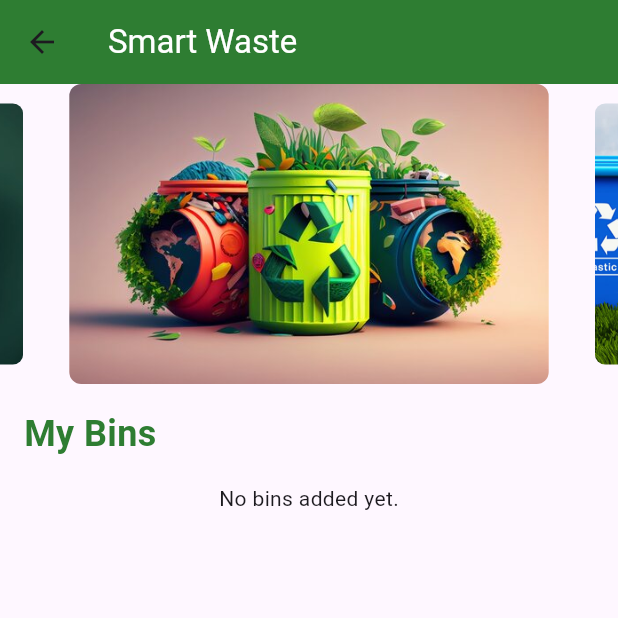
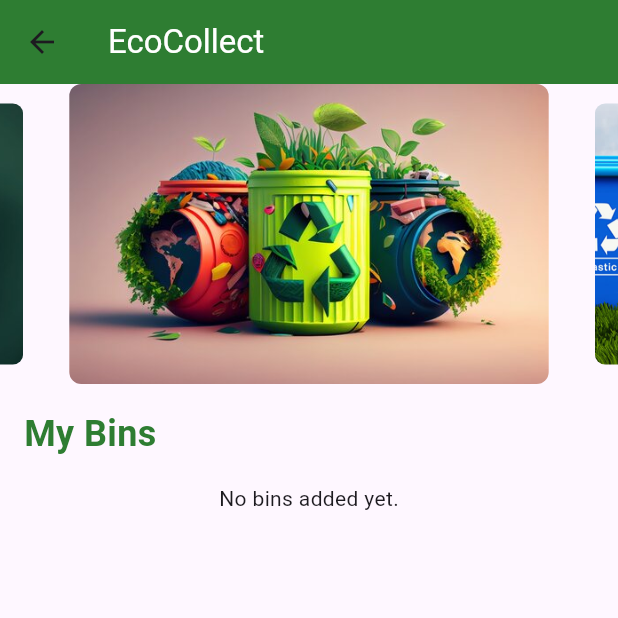
Before and after one commit to PramodLakmal/smart_waste_management_system, a Flutter app: the UserHomeScreen screen opened by its route, on a phone screen of 412 x 824 dp, the top half of it. Run offline on Flutter 3.47's test engine with Material 3 defaults, Android fonts, the phone set to English and light mode, and no system bars; drawn by our look-alikes of carousel_slider; our stand-ins replace cloud_firestore, firebase_auth, firebase_core, firebase_storage, flutter_animate, google_fonts and 3 more; accounts and stored records are empty.

Commit message:
made some ui changes

```diff
--- a/lib/main.dart
+++ b/lib/main.dart
@@ -41,7 +41,7 @@ class MyApp extends StatelessWidget {
   Widget build(BuildContext context) {
     return MaterialApp(
       debugShowCheckedModeBanner: false,
-      title: 'Smart Waste Management',
+      title: 'EcoCollect',
       theme: ThemeData(
         primarySwatch: Colors.green,
       ),
--- a/lib/models/bin_model.dart
+++ b/lib/models/bin_model.dart
@@ -1,56 +1,65 @@
 import 'package:cloud_firestore/cloud_firestore.dart';
 
 class Bin {
-  String id;
-  String type;  // e.g., "Electrical", "Plastic", "Organic"
-  String nickname;
-  double weight;
-  String imageUrl;  // Firebase Storage URL for bin image
-  double filledPercentage;
-  String description;
-  bool isConfirmed;  // Admin confirmation status
+  String binId;  // Firestore document ID
   String userId;  // ID of the user who added the bin
+  String type;  // e.g., "Electrical Waste", "Plastic Waste", "Organic Waste"
+  String nickname;  // Bin nickname
+  String description;  // Bin description (optional)
+  double weight;  // Weight of the bin in kg
+  String? imageUrl;  // URL for the bin image (nullable)
+  double filledPercentage;  // Percentage of the bin that's filled (default 0)
+  DateTime createdAt;  // Timestamp for when the bin was created
+  bool isConfirmed;  // Admin confirmation status (default false)
+  bool collectionRequestSent;  // Collection request status (default false)
 
   Bin({
-    required this.id,
+    required this.binId,
+    required this.userId,
     required this.type,
     required this.nickname,
+    required this.description,
     required this.weight,
-    required this.imageUrl,
+    this.imageUrl,
     required this.filledPercentage,
-    required this.description,
+    required this.createdAt,
     required this.isConfirmed,
-    required this.userId,
+    required this.collectionRequestSent,
   });
 
   // Convert a Bin to a map to send it to Firestore
   Map<String, dynamic> toMap() {
     return {
-      'id': id,
+      'binId': binId,
+      'userId': userId,
       'type': type,
       'nickname': nickname,
+      'description': description,
       'weight': weight,
       'imageUrl': imageUrl,
       'filledPercentage': filledPercentage,
-      'description': description,
-      'isConfirmed': isConfirmed,
-      'userId': userId,
+      'createdAt': Timestamp.fromDate(createdAt),  // Firestore compatible timestamp
+      'confirmed': isConfirmed,
+      'collectionRequestSent': collectionRequestSent,
     };
   }
 
   // Create a Bin object from a Firestore document
   factory Bin.fromDocument(DocumentSnapshot doc) {
-    Map data = doc.data() as Map<String, dynamic>;
+    Map<String, dynamic> data = doc.data() as Map<String, dynamic>;
+
     return Bin(
-      id: doc.id,
+      binId: data['binId'],
+      userId: data['userId'],
       type: data['type'],
       nickname: data['nickname'],
-      weight: data['weight'],
+      description: data['description'],
+      weight: (data['weight'] as num).toDouble(),  // Ensures double type
       imageUrl: data['imageUrl'],
-      filledPercentage: data['filledPercentage'],
-      description: data['description'],
-      isConfirmed: data['isConfirmed'],
-      userId: data['userId'],
+      filledPercentage: (data['filledPercentage'] as num).toDouble(),
+      createdAt: (data['createdAt'] as Timestamp).toDate(),
+      isConfirmed: data['confirmed'] as bool,
+      collectionRequestSent: data['collectionRequestSent'] as bool,
     );
   }
 }
--- a/lib/screens/auth/login_screen.dart
+++ b/lib/screens/auth/login_screen.dart
@@ -56,7 +56,7 @@ class _LoginScreenState extends State<LoginScreen> {
                             ),
                             SizedBox(height: 24),
                             Text(
-                              'Smart Waste',
+                              'EcoCollect',
                               textAlign: TextAlign.center,
                               style: TextStyle(
                                 fontSize: 28,
@@ -66,7 +66,7 @@ class _LoginScreenState extends State<LoginScreen> {
                             ),
                             SizedBox(height: 8),
                             Text(
-                              'Management System',
+                              'Smart Waste Management System',
                               textAlign: TextAlign.center,
                               style: TextStyle(
                                 fontSize: 18,
--- a/lib/screens/auth/signup_screen.dart
+++ b/lib/screens/auth/signup_screen.dart
@@ -59,7 +59,7 @@ class _SignUpScreenState extends State<SignUpScreen> {
                               ),
                               SizedBox(height: 24),
                               Text(
-                                'Join Smart Waste',
+                                'Join EcoCollect',
                                 textAlign: TextAlign.center,
                                 style: TextStyle(
                                   fontSize: 28,
--- a/lib/screens/home_screen.dart
+++ b/lib/screens/home_screen.dart
@@ -87,7 +87,7 @@ class _AdminHomeScreenState extends State<HomeScreen> {
             _buildAdminCard(
               icon: Icons.people,
               title: 'User Management',
-              description: 'Manage Users in the System',
+              description: '',
               onTap: () {
                 Navigator.push(
                   context,
@@ -99,7 +99,7 @@ class _AdminHomeScreenState extends State<HomeScreen> {
             _buildAdminCard(
               icon: Icons.add_box,
               title: 'Bin Registration',
-              description: 'Review and Confirm Bins',
+              description: '',
               onTap: () {
                 Navigator.push(
                   context,
@@ -111,7 +111,7 @@ class _AdminHomeScreenState extends State<HomeScreen> {
             _buildAdminCard(
               icon: Icons.schedule,
               title: 'Waste Collection Schedule',
-              description: 'Schedule Waste Collection',
+              description: '',
               onTap: () {
                 Navigator.push(
                   context,
@@ -123,7 +123,7 @@ class _AdminHomeScreenState extends State<HomeScreen> {
             _buildAdminCard(
               icon: Icons.list,
               title: 'View Collection Requests',
-              description: 'View all Waste Collection Requests',
+              description: '',
               onTap: () {
                 Navigator.push(
                   context,
@@ -147,7 +147,7 @@ class _AdminHomeScreenState extends State<HomeScreen> {
             _buildAdminCard(
               icon: Icons.map,
               title: 'Vehicle and Route Monitoring',
-              description: 'Monitor Waste Collection Routes',
+              description: '',
               onTap: () async {
                 Navigator.push(
               context,
--- a/lib/screens/user/home_screen.dart
+++ b/lib/screens/user/home_screen.dart
@@ -46,7 +46,7 @@ class _UserHomeScreenState extends State<UserHomeScreen> {
   AppBar _buildWebAppBar() {
     return AppBar(
       title:
-          Text('Smart Waste Management', style: TextStyle(color: Colors.white)),
+          Text('EcoCollect', style: TextStyle(color: Colors.white)),
       backgroundColor: Color(0xFF2E7D32),
       actions: [
         ..._buildWebNavBar(),
@@ -57,7 +57,7 @@ class _UserHomeScreenState extends State<UserHomeScreen> {
 
   AppBar _buildMobileAppBar() {
     return AppBar(
-      title: Text('Smart Waste', style: TextStyle(color: Colors.white)),
+      title: Text('EcoCollect', style: TextStyle(color: Colors.white)),
       backgroundColor: Color(0xFF2E7D32),
       elevation: 0,
     );
```
Also changed, not shown: lib/models/collection_request_model.dart (added, +48 -0 lines), lib/models/special_collection_request_model.dart (added, +82 -0 lines), lib/services/bin_service.dart (+18 -21 lines), lib/services/collection_request_service.dart (added, +87 -0 lines), lib/services/special_collection_request_service.dart (added, +66 -0 lines).
